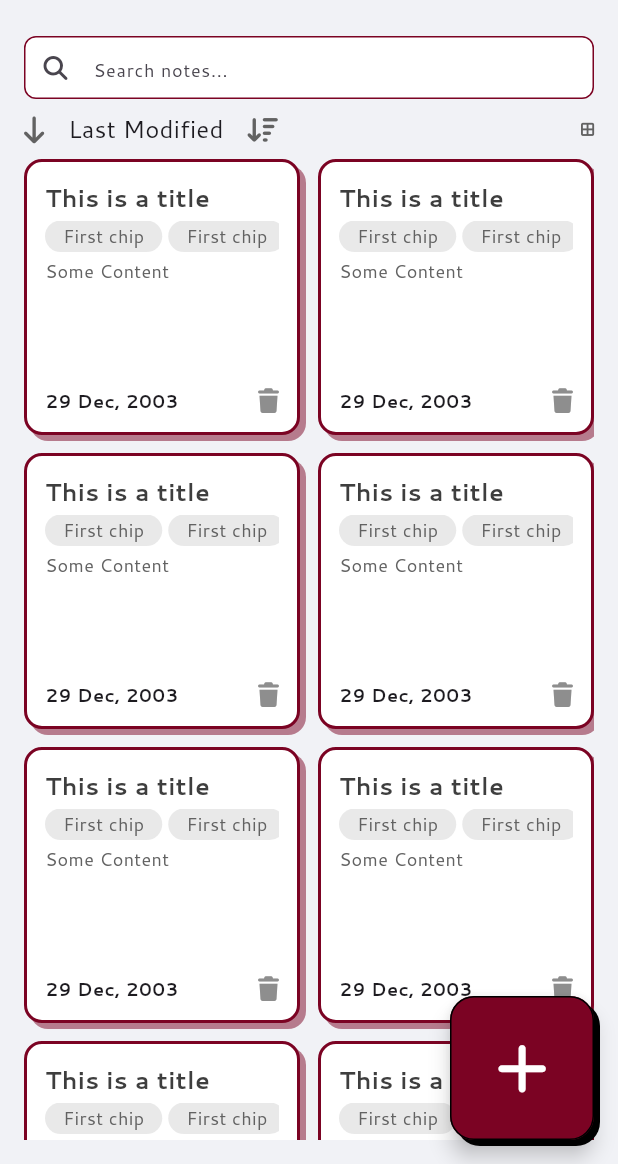
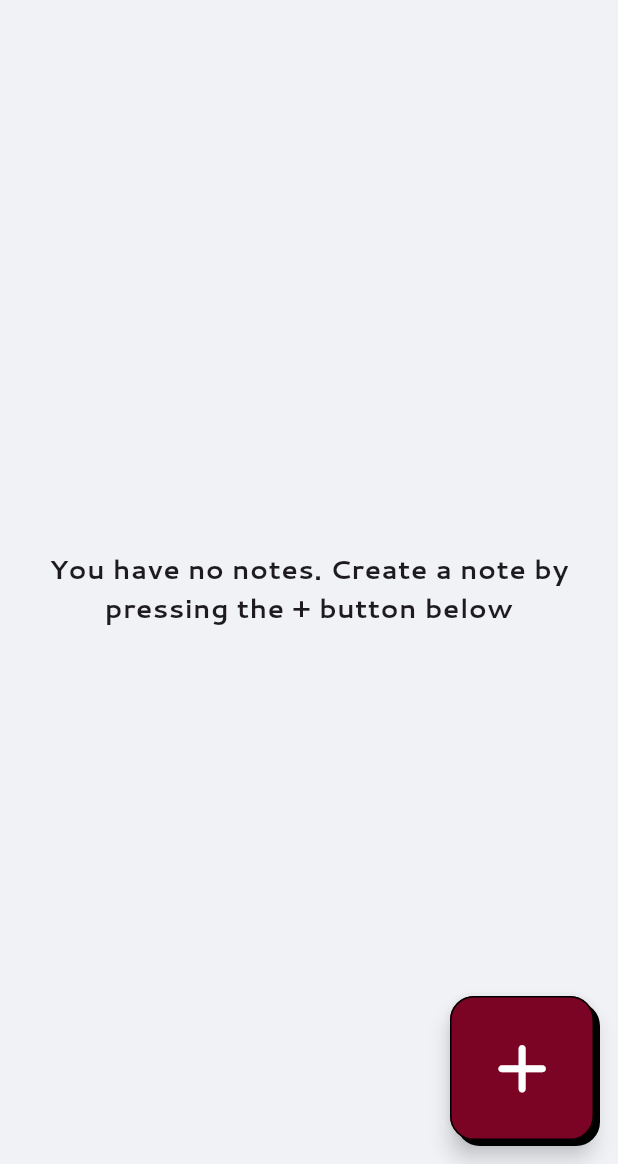
Before and after one commit to 5trawb3rry/strawNotes, a Flutter app: the screen it shows after launch, on a phone screen of 412 x 824 dp, the part 72-1236 px from its top. Run offline on Flutter 3.47's test engine with Material 3 defaults, Android fonts, the light colour scheme and no system bars; our stand-ins replace font_awesome_flutter; missing offline and left inert: flutter_quill; Roboto replaces fonts that are missing (Fredoka).

Commit message:
state management and add/save notes

```diff
--- /dev/null
+++ b/lib/change_notifiers/new_note_controller.dart
@@ -0,0 +1,73 @@
+import 'dart:convert';
+
+import 'package:flutter/material.dart';
+import 'package:flutter_quill/flutter_quill.dart';
+import 'package:provider/provider.dart';
+import 'package:strawnotes/change_notifiers/notes_provider.dart';
+import 'package:strawnotes/models/note.dart';
+
+class NewNoteController extends ChangeNotifier {
+  bool _readOnly = false;
+
+  bool get readOnly => _readOnly;
+
+  bool get canSaveNote {
+    final String newTitle = title.isEmpty ? "Untitled" : title;
+    final String newContent = content.toPlainText().trim().isEmpty
+        ? ""
+        : content.toPlainText().trim();
+    return newTitle != title || newContent != content.toPlainText().trim();
+  }
+
+  set readOnly(bool value) {
+    if (_readOnly == value) return;
+    _readOnly = value;
+    notifyListeners();
+  }
+
+  String _title = "";
+  String get title => _title.trim();
+
+  set title(String value) {
+    if (_title == value) return;
+    _title = value;
+    notifyListeners();
+  }
+
+  Document _content = Document();
+  Document get content => _content;
+
+  set content(Document value) {
+    if (_content == value) return;
+    _content = value;
+    notifyListeners();
+  }
+
+  List<String> _tags = [];
+  List<String> get tags => _tags;
+
+  set tags(List<String> value) {
+    if (_tags == value) return;
+    _tags = value;
+    notifyListeners();
+  }
+
+  void saveNote(BuildContext context) {
+    final String newTitle = title.isEmpty ? "Untitled" : title;
+    final String newContent = content.toPlainText().trim().isEmpty
+        ? ""
+        : content.toPlainText().trim();
+    final String contentJson = jsonEncode(content.toDelta().toJson());
+    final int now = DateTime.now().millisecondsSinceEpoch;
+    final Note note = Note(
+      title: newTitle,
+      content: newContent,
+      contentJson: contentJson,
+      dateCreated: now,
+      dateUpdated: now,
+      tags: tags,
+    );
+
+    context.read<NotesProvider>().addNote(note);
+  }
+}
--- /dev/null
+++ b/lib/change_notifiers/notes_provider.dart
@@ -0,0 +1,39 @@
+import 'package:flutter/material.dart';
+import 'package:strawnotes/models/note.dart';
+
+class NotesProvider extends ChangeNotifier {
+  final List<Note> _notes = [];
+
+  List<Note> get notes => [..._notes];
+
+  void addNote(Note note) {
+    _notes.add(note);
+    notifyListeners();
+  }
+
+  void removeNote(Note note) {
+    _notes.remove(note);
+    notifyListeners();
+  }
+
+  void updateNote(Note note) {
+    _notes.remove(note);
+    _notes.add(note);
+    notifyListeners();
+  }
+
+  void addTags(Note note, List<String> tags) {
+    note.tags!.addAll(tags);
+    notifyListeners();
+  }
+
+  void removeTags(Note note, List<String> tags) {
+    note.tags!.removeWhere((tag) => tags.contains(tag));
+    notifyListeners();
+  }
+
+  void clearTags(Note note) {
+    note.tags!.clear();
+    notifyListeners();
+  }
+}
--- a/lib/main.dart
+++ b/lib/main.dart
@@ -1,4 +1,8 @@
 import 'package:flutter/material.dart';
+import 'package:flutter_localizations/flutter_localizations.dart';
+import 'package:flutter_quill/flutter_quill.dart';
+import 'package:provider/provider.dart';
+import 'package:strawnotes/change_notifiers/notes_provider.dart';
 import 'package:strawnotes/core/constants.dart';
 import 'package:strawnotes/pages/main_page.dart';
 
@@ -9,12 +13,19 @@ void main() {
 class MyApp extends StatelessWidget {
   const MyApp({super.key});
 
-  // This widget is the root of your application.
   @override
   Widget build(BuildContext context) {
-    return MaterialApp(
+    return ChangeNotifierProvider(
+      create: (context) => NotesProvider(),
+      child: MaterialApp(
         title: 'StrawNotes',
         debugShowCheckedModeBanner: false,
+        localizationsDelegates: const [
+          GlobalMaterialLocalizations.delegate,
+          GlobalCupertinoLocalizations.delegate,
+          GlobalWidgetsLocalizations.delegate,
+          FlutterQuillLocalizations.delegate,
+        ],
         theme: ThemeData(
           colorScheme: ColorScheme.fromSeed(seedColor: Colors.deepPurple),
           useMaterial3: true,
@@ -31,6 +42,7 @@ class MyApp extends StatelessWidget {
           ),
         ),
         home: const MainPage(),
+      ),
     );
   }
 }
--- /dev/null
+++ b/lib/models/note.dart
@@ -0,0 +1,17 @@
+class Note {
+  final String title;
+  final String content;
+  final String contentJson;
+  final int dateCreated;
+  final int dateUpdated;
+  final List<String>? tags;
+
+  Note({
+    required this.title,
+    required this.content,
+    required this.contentJson,
+    required this.dateCreated,
+    required this.dateUpdated,
+    required this.tags,
+  });
+}
--- a/lib/pages/main_page.dart
+++ b/lib/pages/main_page.dart
@@ -1,7 +1,12 @@
 import 'package:flutter/material.dart';
 import 'package:font_awesome_flutter/font_awesome_flutter.dart';
+import 'package:provider/provider.dart';
+import 'package:strawnotes/change_notifiers/new_note_controller.dart';
+import 'package:strawnotes/change_notifiers/notes_provider.dart';
 import 'package:strawnotes/core/constants.dart';
+import 'package:strawnotes/models/note.dart';
 import 'package:strawnotes/pages/new_edit_note_page.dart';
+import 'package:strawnotes/widgets/no_notes.dart';
 import 'package:strawnotes/widgets/note_fab.dart';
 import 'package:strawnotes/widgets/note_grid.dart';
 import 'package:strawnotes/widgets/note_icon_button.dart';
@@ -41,13 +46,21 @@ class _MainPageState extends State<MainPage> {
           Navigator.push(
             context,
             MaterialPageRoute(
-              builder: (context) => NewOrEditNotePage(isNewNote: true),
+              builder: (context) => ChangeNotifierProvider(
+                create: (context) => NewNoteController(),
+                child: NewOrEditNotePage(isNewNote: true),
+              ),
             ),
           );
         },
       ),
 
-      body: Padding(
+      body: Consumer<NotesProvider>(
+        builder: (context, notesProvider, child) {
+          final List<Note> notes = notesProvider.notes;
+          return notes.isEmpty
+              ? NoNotes()
+              : Padding(
                   padding: const EdgeInsets.all(16.0),
                   child: Column(
                     children: [
@@ -95,7 +108,8 @@ class _MainPageState extends State<MainPage> {
                                   ),
                                 );
                               }).toList(),
-                    selectedItemBuilder: (context) => dropdownOptions.map((e) {
+                              selectedItemBuilder: (context) =>
+                                  dropdownOptions.map((e) {
                                     return Text(e);
                                   }).toList(),
                               onChanged: (value) {
@@ -111,7 +125,7 @@ class _MainPageState extends State<MainPage> {
                               icon: isGrid
                                   ? FontAwesomeIcons.tableCellsLarge
                                   : FontAwesomeIcons.bars,
-                    iconSize: 10,
+                              iconSize: 20,
                               onPressed: () {
                                 setState(() {
                                   isGrid = !isGrid;
@@ -121,9 +135,15 @@ class _MainPageState extends State<MainPage> {
                           ],
                         ),
                       ),
-            Expanded(child: isGrid ? NotesGrid() : NotesList()),
+                      Expanded(
+                        child: isGrid
+                            ? NotesGrid(notes: notes)
+                            : NotesList(notes: notes),
+                      ),
                     ],
                   ),
+                );
+        },
       ),
     );
   }
--- /dev/null
+++ b/lib/widgets/no_notes.dart
@@ -0,0 +1,19 @@
+import 'package:flutter/material.dart';
+
+class NoNotes extends StatelessWidget {
+  const NoNotes({super.key});
+
+  @override
+  Widget build(BuildContext context) {
+    return Padding(
+      padding: const EdgeInsets.all(16.0),
+      child: Center(
+        child: Text(
+          "You have no notes. Create a note by pressing the + button below",
+          textAlign: TextAlign.center,
+          style: TextStyle(fontSize: 18, fontWeight: FontWeight.w600),
+        ),
+      ),
+    );
+  }
+}
--- a/lib/widgets/note_card.dart
+++ b/lib/widgets/note_card.dart
@@ -1,21 +1,33 @@
 import 'package:flutter/material.dart';
+import 'package:intl/intl.dart';
+import 'package:provider/provider.dart';
+import 'package:strawnotes/change_notifiers/new_note_controller.dart';
+import 'package:strawnotes/models/note.dart';
 import 'package:strawnotes/pages/new_edit_note_page.dart';
 import '../core/constants.dart';
 import 'package:font_awesome_flutter/font_awesome_flutter.dart';
 
 class NoteCard extends StatelessWidget {
-  const NoteCard({super.key, required this.isInGrid});
+  const NoteCard({super.key, required this.isInGrid, required this.note});
 
   final bool isInGrid;
+  final Note note;
+
+
 
   @override
   Widget build(BuildContext context) {
+    final tags = note.tags ?? [];
+
     return GestureDetector(
       onTap: () {
         Navigator.push(
           context,
           MaterialPageRoute(
-            builder: (context) => NewOrEditNotePage(isNewNote: false),
+            builder: (context) => ChangeNotifierProvider(
+              create: (_) => NewNoteController(),
+              child: NewOrEditNotePage(isNewNote: false),
+            ),
           ),
         );
       },
@@ -27,7 +39,6 @@ class NoteCard extends StatelessWidget {
           boxShadow: [
             BoxShadow(
               color: primary.withValues(alpha: 0.5),
-
               offset: Offset(4, 4),
             ),
           ],
@@ -37,7 +48,7 @@ class NoteCard extends StatelessWidget {
           crossAxisAlignment: CrossAxisAlignment.start,
           children: [
             Text(
-              'This is a title',
+              note.title,
               maxLines: 1,
               overflow: TextOverflow.ellipsis,
               style: TextStyle(
@@ -47,12 +58,13 @@ class NoteCard extends StatelessWidget {
               ),
             ),
             SizedBox(height: 4),
+            if (tags.isNotEmpty)
               SingleChildScrollView(
                 scrollDirection: Axis.horizontal,
                 child: Row(
-                children: List.generate(
-                  3,
-                  (index) => Container(
+                  children: tags
+                      .map(
+                        (tag) => Container(
                           decoration: BoxDecoration(
                             borderRadius: BorderRadius.circular(16),
                             color: gray100,
@@ -63,18 +75,19 @@ class NoteCard extends StatelessWidget {
                           ),
                           margin: EdgeInsets.only(right: 4),
                           child: Text(
-                      'First chip',
+                            tag,
                             style: TextStyle(fontSize: 12, color: gray700),
                           ),
                         ),
-                ),
+                      )
+                      .toList(),
                 ),
               ),
             SizedBox(height: 4),
             if (isInGrid)
               Expanded(
                 child: Text(
-                  'Some Content',
+                  note.content,
                   maxLines: 3,
                   overflow: TextOverflow.ellipsis,
                   style: TextStyle(fontSize: 12, color: gray700),
@@ -82,7 +95,7 @@ class NoteCard extends StatelessWidget {
               )
             else
               Text(
-                'Some Content',
+                note.content,
                 maxLines: 3,
                 overflow: TextOverflow.ellipsis,
                 style: TextStyle(fontSize: 12, color: gray700),
@@ -90,7 +103,9 @@ class NoteCard extends StatelessWidget {
             Row(
               children: [
                 Text(
-                  '29 Dec, 2003',
+                  DateFormat('dd MMM, yyyy').format(
+                    DateTime.fromMillisecondsSinceEpoch(note.dateCreated),
+                  ),
                   style: TextStyle(fontSize: 12, fontWeight: FontWeight.w600),
                 ),
                 Spacer(),
--- a/lib/widgets/note_grid.dart
+++ b/lib/widgets/note_grid.dart
@@ -1,20 +1,26 @@
 import 'package:flutter/material.dart';
+import 'package:strawnotes/models/note.dart';
 import 'package:strawnotes/widgets/note_card.dart';
 
 class NotesGrid extends StatelessWidget {
-  const NotesGrid({super.key});
+  const NotesGrid({super.key, required this.notes});
+
+  final List<Note> notes;
 
   @override
   Widget build(BuildContext context) {
+    if (notes.isEmpty) {
+      return const Center(child: Text('No notes found'));
+    }
     return GridView.builder(
-      itemCount: 10,
+      itemCount: notes.length,
       gridDelegate: const SliverGridDelegateWithFixedCrossAxisCount(
         crossAxisCount: 2,
         crossAxisSpacing: 12,
         mainAxisSpacing: 12,
       ),
       itemBuilder: (context, int index) {
-        return const NoteCard(isInGrid: true);
+        return NoteCard(isInGrid: true, note: notes[index]);
       },
     );
   }
--- a/pubspec.yaml
+++ b/pubspec.yaml
@@ -36,6 +36,10 @@ dependencies:
   cupertino_icons: ^1.0.8
   font_awesome_flutter: ^11.0.0
   flutter_quill: ^11.5.0
+  flutter_localizations:
+    sdk: flutter
+  provider: ^6.1.5+1
+  intl: ^0.20.2
 
 dev_dependencies:
   flutter_test:
```
Also changed, not shown: lib/pages/new_edit_note_page.dart (+105 -72 lines), lib/widgets/dialogue_card.dart (added, +104 -0 lines), lib/widgets/note_list.dart (+6 -8 lines), lib/widgets/note_meta_data.dart (added, +113 -0 lines), pubspec.lock. Lines whose indentation alone changed are shown as unchanged.
